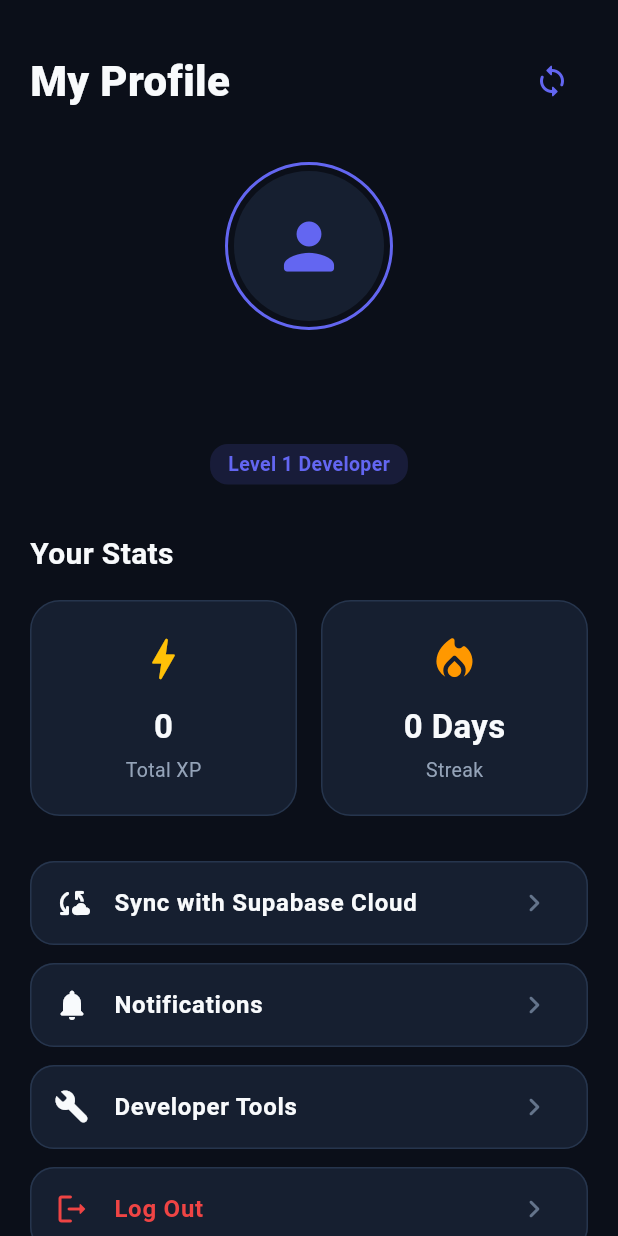
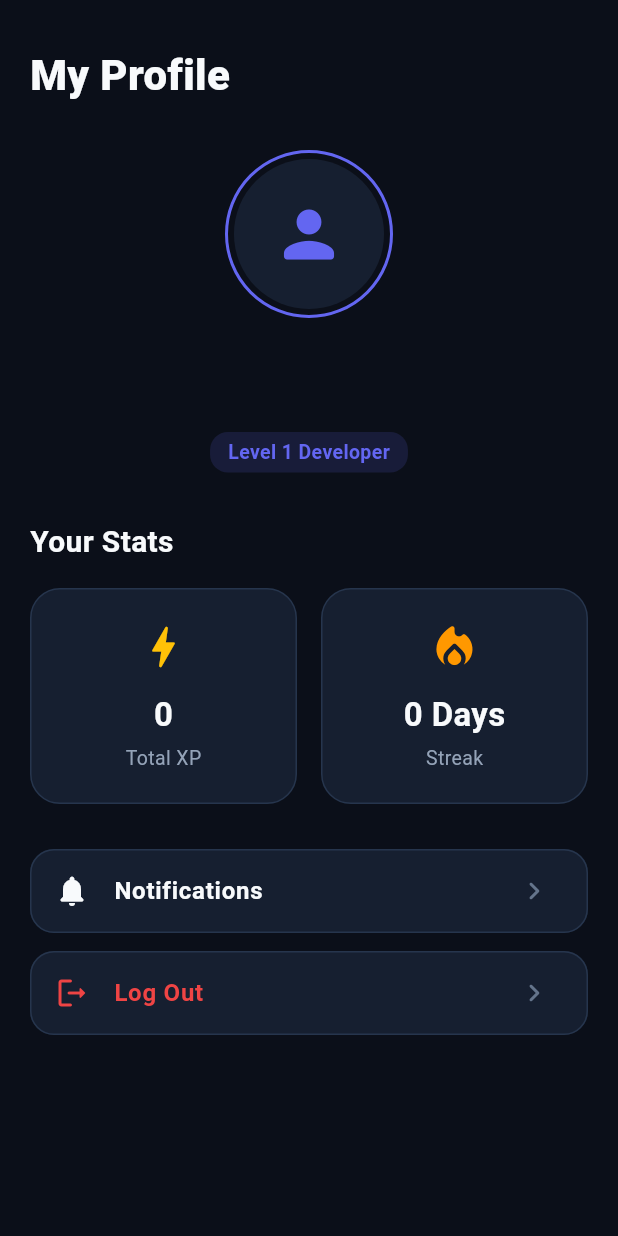
Before and after one commit to Rafaaa4/learning-app, a Flutter app: the ProfilePage screen opened directly, on a phone screen of 412 x 824 dp. Run offline on Flutter 3.47's test engine with Material 3 defaults, Android fonts, the phone set to English and light mode, and no system bars; our stand-ins replace flutter_local_notifications, permission_handler, shared_preferences, smooth_page_indicator, supabase_flutter, webview_flutter and 1 more; accounts and stored records are empty; statements that could not run were skipped.

Commit message:
refactor: remove developer tools and manual sync from profile page

```diff
--- a/lib/pages/profile_page.dart
+++ b/lib/pages/profile_page.dart
@@ -2,11 +2,9 @@ import 'package:flutter/material.dart';
 import '../core/theme/app_theme.dart';
 import '../services/storage_service.dart';
 import '../services/auth_service.dart';
-import '../services/supabase_sync_service.dart';
 import '../services/notification_service.dart';
 import '../data/models/progress.dart';
 import 'LoginPage.dart';
-import 'tools_page.dart';
 
 class ProfilePage extends StatefulWidget {
   const ProfilePage({super.key});
@@ -18,12 +16,10 @@ class ProfilePage extends StatefulWidget {
 class _ProfilePageState extends State<ProfilePage> {
   final StorageService _storageService = StorageService();
   final AuthService _authService = AuthService();
-  final SupabaseSyncService _syncService = SupabaseSyncService();
   final NotificationService _notificationService = NotificationService();
 
   UserProgress _progress = UserProgress();
   bool _isLoading = true;
-  bool _isSyncing = false;
 
   @override
   void initState() {
@@ -39,46 +35,6 @@ class _ProfilePageState extends State<ProfilePage> {
         _progress = progress;
         _isLoading = false;
       });
-    }
-  }
-
-  Future<void> _handleSync() async {
-    if (!_authService.isAuthenticated) {
-      _showInfoDialog(
-        'Guest Mode',
-        'Please sign in to sync your course progress and achievements to the cloud.',
-        actionText: 'Sign In',
-        onAction: () {
-          Navigator.of(context).push(MaterialPageRoute(builder: (context) => const LoginPage()));
-        },
-      );
-      return;
-    }
-
-    setState(() => _isSyncing = true);
-    try {
-      await _syncService.syncLocalToCloud();
-      final updated = await _syncService.syncCloudToLocal();
-      if (mounted) {
-        setState(() => _progress = updated);
-        ScaffoldMessenger.of(context).showSnackBar(
-          const SnackBar(
-            content: Text('Successfully synced progress with Supabase cloud!'),
-            backgroundColor: AppTheme.primary,
-          ),
-        );
-      }
-    } catch (e) {
-      if (mounted) {
-        ScaffoldMessenger.of(context).showSnackBar(
-          SnackBar(
-            content: Text('Sync failed: $e'),
-            backgroundColor: AppTheme.error,
-          ),
-        );
-      }
-    } finally {
-      if (mounted) setState(() => _isSyncing = false);
     }
   }
 
@@ -127,9 +83,6 @@ class _ProfilePageState extends State<ProfilePage> {
           : ListView(
               padding: const EdgeInsets.fromLTRB(20, 30, 20, 100),
               children: [
-                Row(
-                  mainAxisAlignment: MainAxisAlignment.spaceBetween,
-                  children: [
                 const Text(
                   'My Profile',
                   style: TextStyle(
@@ -137,15 +90,6 @@ class _ProfilePageState extends State<ProfilePage> {
                     fontSize: 28,
                     fontWeight: FontWeight.w800,
                   ),
-                    ),
-                    IconButton(
-                      icon: _isSyncing
-                        ? const SizedBox(width: 20, height: 20, child: CircularProgressIndicator(strokeWidth: 2, color: AppTheme.primary))
-                        : const Icon(Icons.sync_rounded, color: AppTheme.primary),
-                      onPressed: _isSyncing ? null : _handleSync,
-                      tooltip: 'Sync Cloud Progress',
-                    ),
-                  ],
                 ),
                 const SizedBox(height: 30),
                 Center(
@@ -227,13 +171,7 @@ class _ProfilePageState extends State<ProfilePage> {
                   ],
                 ),
                 const SizedBox(height: 30),
-                _buildSettingsTile(Icons.cloud_sync_rounded, 'Sync with Supabase Cloud', onTap: _handleSync),
-                const SizedBox(height: 12),
                 _buildSettingsTile(Icons.notifications_rounded, 'Notifications', onTap: _testNotification),
-                const SizedBox(height: 12),
-                _buildSettingsTile(Icons.build_rounded, 'Developer Tools', onTap: () {
-                  Navigator.push(context, MaterialPageRoute(builder: (context) => const ToolsPage()));
-                }),
                 const SizedBox(height: 12),
                 _buildSettingsTile(
                   Icons.logout_rounded,
```
Lines whose indentation alone changed are shown as unchanged.
